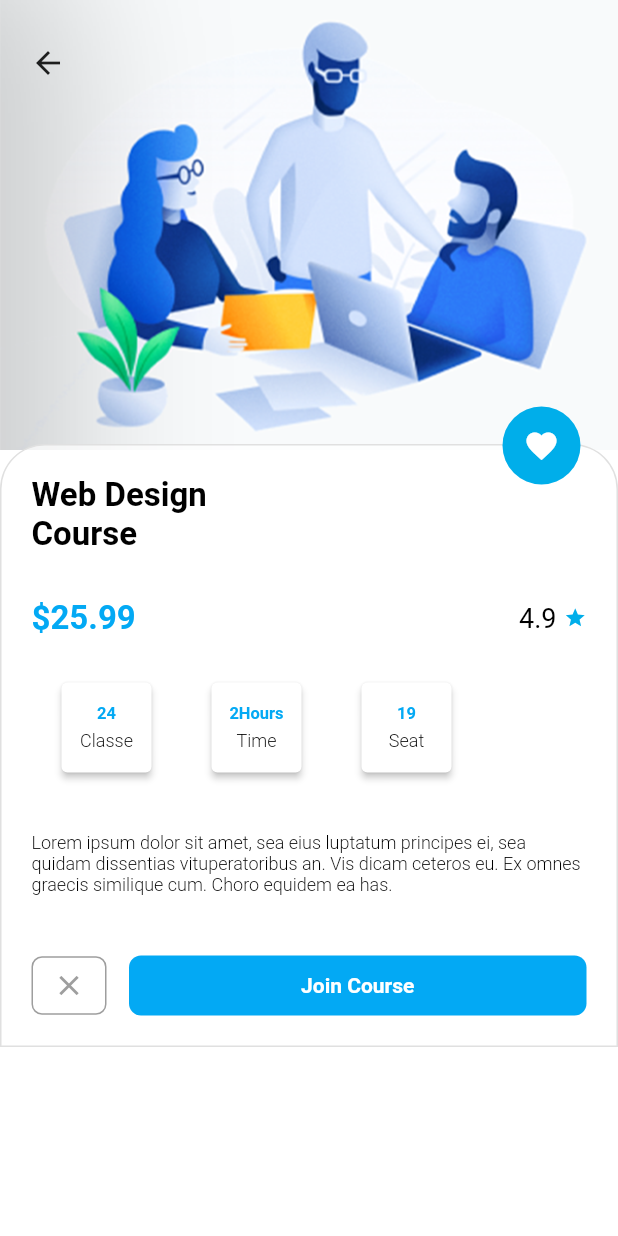
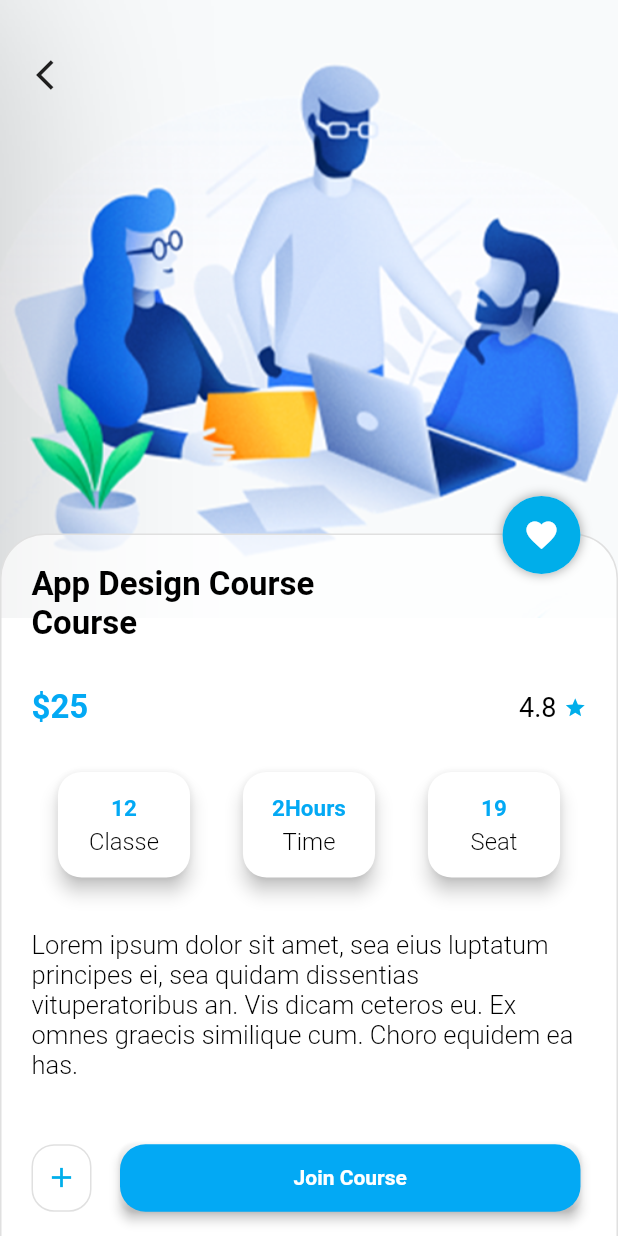
Before and after one commit to mohamedsamirmohamedsalem/ui_task, a Flutter app: the screen it shows after launch, after a tap on "App Design Course", on a phone screen of 412 x 824 dp. Run offline on Flutter 3.47's test engine with Material 2 defaults, Android fonts, the phone set to English and light mode, and no system bars.

Commit message:
Fix course details issues

```diff
--- a/lib/CourseDesign/view/Widget/category_collection_view.dart
+++ b/lib/CourseDesign/view/Widget/category_collection_view.dart
@@ -15,7 +15,8 @@ class CategoryItem extends StatelessWidget {
         padding: EdgeInsets.only(
             top: DIMEN_5, bottom: DIMEN_5, right: DIMEN_8, left: DIMEN_8),
         child: GestureDetector(
-          onTap: () => navigateToCourseDetailsScreen(context: context),
+          onTap: () =>
+              navigateToCourseDetailsScreen(context: context, cat: cat),
           child: Container(
               width: MediaQuery.of(context).size.width / 1.6,
               child: Stack(children: [
@@ -128,8 +129,8 @@ class CategoryItem extends StatelessWidget {
         ));
   }
 
-  void navigateToCourseDetailsScreen({BuildContext context}) {
-    Navigator.push(
-        context, MaterialPageRoute(builder: (context) => CourseCardDetails()));
+  void navigateToCourseDetailsScreen({BuildContext context, Category cat}) {
+    Navigator.push(context,
+        MaterialPageRoute(builder: (context) => CourseCardDetails(cat: cat)));
   }
 }
--- a/lib/CourseDesign/view/Widget/popular_course_view.dart
+++ b/lib/CourseDesign/view/Widget/popular_course_view.dart
@@ -12,7 +12,7 @@ class PopularCourse extends StatelessWidget {
   @override
   Widget build(BuildContext context) {
     return GestureDetector(
-        onTap: () => navigateToCourseDetailsScreen(context: context),
+        onTap: () => navigateToCourseDetailsScreen(context: context, cat: cat),
         child: Padding(
             padding: EdgeInsets.only(
                 top: DIMEN_0, bottom: DIMEN_16, right: DIMEN_8, left: DIMEN_8),
@@ -84,8 +84,8 @@ class PopularCourse extends StatelessWidget {
             ])));
   }
 
-  void navigateToCourseDetailsScreen({BuildContext context}) {
-    Navigator.push(
-        context, MaterialPageRoute(builder: (context) => CourseCardDetails()));
+  void navigateToCourseDetailsScreen({BuildContext context, Category cat}) {
+    Navigator.push(context,
+        MaterialPageRoute(builder: (context) => CourseCardDetails(cat: cat)));
   }
 }
--- a/lib/CourseDesignDetails/view/CourseCardDetails.dart
+++ b/lib/CourseDesignDetails/view/CourseCardDetails.dart
@@ -1,22 +1,25 @@
 import 'package:flutter/cupertino.dart';
 import 'package:flutter/material.dart';
+import 'package:ui_task/CourseDesign/model/category.dart';
 import 'package:ui_task/resources/Dimens.dart';
 import 'package:ui_task/resources/colors.dart';
 import 'package:ui_task/resources/constants.dart';
-import 'package:ui_task/resources/images.dart';
 import 'package:ui_task/resources/strings.dart';
 import 'package:ui_task/resources/styles.dart';
 
 class CourseCardDetails extends StatelessWidget {
 // MARK:- UI Layer
+  final Category cat;
+  CourseCardDetails({this.cat});
+
   @override
   Widget build(BuildContext context) {
     return Container(
         height: MediaQuery.of(context).size.height,
         color: WHITE,
         child: Stack(alignment: Alignment.topLeft, children: [
-          buildTopImage(context: context),
-          buildBottomSection(),
+          buildTopImage(context: context, webImage: 'assets/webInterFace.png'),
+          buildBottomSection(context: context),
           buildBackButton(context: context),
         ]));
   }
@@ -26,8 +29,8 @@ class CourseCardDetails extends StatelessWidget {
       onTap: () => back(context: context),
       child: Container(
           padding:
-              EdgeInsets.symmetric(horizontal: DIMEN_20, vertical: DIMEN_30),
-          child: Icon(Icons.arrow_back)),
+              EdgeInsets.symmetric(horizontal: DIMEN_24, vertical: DIMEN_38),
+          child: Icon(Icons.arrow_back_ios)),
     );
   }
 
@@ -35,47 +38,48 @@ class CourseCardDetails extends StatelessWidget {
     Navigator.pop(context);
   }
 
-  Container buildTopImage({BuildContext context}) {
+  Container buildTopImage({BuildContext context, String webImage}) {
     return Container(
         color: WHITE,
+        height: MediaQuery.of(context).size.height / 2,
         child: Image(
-          height: 300,
           fit: BoxFit.cover,
-          image: AssetImage(WEB_INTERFACE),
+          image: AssetImage(webImage),
           width: MediaQuery.of(context).size.width,
         ));
   }
 
-  Widget buildBottomSection() {
+  Widget buildBottomSection({BuildContext context}) {
     return SingleChildScrollView(
         child: Container(
             color: TRANSPARENT,
-            padding: EdgeInsets.only(top: 270),
+            padding:
+                EdgeInsets.only(top: MediaQuery.of(context).size.height / 2.5),
             child: Stack(alignment: Alignment.topLeft, children: <Widget>[
               Container(
                 margin: EdgeInsets.only(top: DIMEN_26),
                 padding:
                     EdgeInsets.fromLTRB(DIMEN_20, DIMEN_20, DIMEN_20, DIMEN_0),
                 decoration: kBoxDecorationSide20,
-                child: buildListOfDetails(),
+                child: buildListOfDetails(context),
               ),
               buildFavoriteCircleAvatar(),
             ])));
   }
 
-  Widget buildListOfDetails() {
+  Widget buildListOfDetails(context) {
     return Column(
         mainAxisAlignment: MainAxisAlignment.start,
         crossAxisAlignment: CrossAxisAlignment.start,
         mainAxisSize: MainAxisSize.max,
         children: <Widget>[
-          buildSingleText(text: webDesign, style: kMainHeaderBlackTextStyle),
+          buildSingleText(text: cat.title, style: kMainHeaderBlackTextStyle),
           buildSingleText(text: course, style: kMainHeaderBlackTextStyle),
           moneyAndRatingRow(),
           buildCourseDetailsCard(),
           buildSingleText(
-              text: courseDetailsText, style: ksubHeaderBlackTextStyle),
-          buildBottomButtons(),
+              text: courseDetailsText, style: ksubDesBlackTextStyle),
+          buildBottomButtons(context),
         ]);
   }
 
@@ -88,13 +92,25 @@ class CourseCardDetails extends StatelessWidget {
         alignment: Alignment.topRight,
         child: Padding(
             padding: EdgeInsets.only(right: DIMEN_25, top: DIMEN_1),
+            child: Container(
+              decoration: BoxDecoration(
+                color: Colors.white,
+                shape: BoxShape.circle,
+                boxShadow: [
+                  BoxShadow(
+                    blurRadius: 6,
+                    color: Colors.grey,
+                  )
+                ],
+              ),
               child: CircleAvatar(
                   backgroundColor: LIGHT_BLUE,
                   radius: DIMEN_26,
                   child: Icon(
                     Icons.favorite,
                     color: WHITE,
-                ))));
+                  )),
+            )));
   }
 
   Padding moneyAndRatingRow() {
@@ -105,13 +121,17 @@ class CourseCardDetails extends StatelessWidget {
             crossAxisAlignment: CrossAxisAlignment.center,
             mainAxisSize: MainAxisSize.max,
             children: <Widget>[
-              buildSingleText(text: cost, style: kMainHeaderBlueTextStyle),
+              buildSingleText(
+                  text: "\$${cat.money.toString()}",
+                  style: kMainHeaderBlueTextStyle),
               Row(
                   mainAxisAlignment: MainAxisAlignment.start,
                   crossAxisAlignment: CrossAxisAlignment.center,
                   mainAxisSize: MainAxisSize.max,
                   children: <Widget>[
-                    buildSingleText(text: rating, style: kmeduimBlackTextStyle),
+                    buildSingleText(
+                        text: cat.rating.toString(),
+                        style: kmeduimBlackTextStyle),
                     SizedBox(width: DIMEN_5),
                     Icon(
                       Icons.star,
@@ -126,10 +146,12 @@ class CourseCardDetails extends StatelessWidget {
     return Card(
         color: WHITE,
         margin: EdgeInsets.fromLTRB(DIMEN_20, DIMEN_0, DIMEN_20, DIMEN_40),
-        elevation: DIMEN_2,
+        shape:
+            RoundedRectangleBorder(borderRadius: BorderRadius.circular(18.0)),
+        elevation: DIMEN_5,
         child: Container(
-            width: DIMEN_60,
-            height: DIMEN_60,
+            width: 100,
+            height: 80,
             child: Column(
                 mainAxisAlignment: MainAxisAlignment.center,
                 crossAxisAlignment: CrossAxisAlignment.center,
@@ -149,15 +171,17 @@ class CourseCardDetails extends StatelessWidget {
             crossAxisAlignment: CrossAxisAlignment.center,
             mainAxisSize: MainAxisSize.max,
             children: <Widget>[
-          buildSingleCard(upText: "24", downText: classe),
+          buildSingleCard(upText: cat.lessonCount.toString(), downText: classe),
           buildSingleCard(upText: "2Hours", downText: time),
           buildSingleCard(upText: "19", downText: seat),
         ]));
   }
 
-  Widget buildBottomButtons() {
-    return Padding(
-        padding: EdgeInsets.only(top: DIMEN_40, bottom: DIMEN_20),
+  Widget buildBottomButtons(context) {
+    return Container(
+        padding: EdgeInsets.only(top: DIMEN_20, bottom: DIMEN_20),
+        child: Container(
+          height: DIMEN_90,
           child: Row(
               mainAxisAlignment: MainAxisAlignment.start,
               crossAxisAlignment: CrossAxisAlignment.center,
@@ -165,22 +189,31 @@ class CourseCardDetails extends StatelessWidget {
               children: <Widget>[
                 GestureDetector(
                     child: Container(
-                      height: DIMEN_39,
-                      width: DIMEN_50,
+                        height: DIMEN_45,
+                        width: DIMEN_40,
                         decoration: kBoxDecorationGreyBorder,
                         child: Center(
-                          child:
-                              Icon(Icons.clear, color: GREY, size: DIMEN_22)))),
+                            child: Icon(Icons.add,
+                                color: LIGHT_BLUE, size: DIMEN_22)))),
                 SizedBox(width: DIMEN_15),
                 Expanded(
+                  child: Card(
+                    elevation: 3.0,
+                    shape: RoundedRectangleBorder(
+                      borderRadius: BorderRadius.circular(10.0),
+                    ),
+                    color: Colors.transparent,
                     child: GestureDetector(
                         child: Container(
-                height: DIMEN_40,
+                      height: DIMEN_45,
                       decoration: kBoxDecorationAllSide8,
                       child: Center(
                           child: buildSingleText(
                               text: joinCourseText, style: kButtonTextStyle)),
-              )))
-            ]));
+                    )),
+                  ),
+                )
+              ]),
+        ));
   }
 }
--- a/lib/resources/constants.dart
+++ b/lib/resources/constants.dart
@@ -22,10 +22,10 @@ BoxDecoration kBoxDecorationSide20 = BoxDecoration(
 
 BoxDecoration kBoxDecorationAllSide8 = BoxDecoration(
   color: Colors.lightBlue,
-  borderRadius: BorderRadius.all(Radius.circular(DIMEN_8)),
+  borderRadius: BorderRadius.all(Radius.circular(DIMEN_17)),
 );
 
 BoxDecoration kBoxDecorationGreyBorder = BoxDecoration(
-  border: Border.all(color: Colors.grey),
-  borderRadius: BorderRadius.all(Radius.circular(DIMEN_7)),
+  border: Border.all(color: Colors.black12),
+  borderRadius: BorderRadius.all(Radius.circular(DIMEN_15)),
 );
--- a/lib/resources/styles.dart
+++ b/lib/resources/styles.dart
@@ -22,7 +22,15 @@ TextStyle kMainHeaderBlueTextStyle = TextStyle(
 
 TextStyle ksubHeaderBlackTextStyle = TextStyle(
   color: Colors.black,
-  fontSize: DIMEN_12,
+  fontSize: DIMEN_18,
+  fontWeight: FontWeight.w300,
+  fontFamily: "Roboto",
+  decoration: TextDecoration.none,
+);
+
+TextStyle ksubDesBlackTextStyle = TextStyle(
+  color: Colors.black,
+  fontSize: DIMEN_17,
   fontWeight: FontWeight.w300,
   fontFamily: "Roboto",
   decoration: TextDecoration.none,
@@ -38,7 +46,7 @@ TextStyle kmeduimBlackTextStyle = TextStyle(
 
 TextStyle ksubHeaderBlueTextStyle = TextStyle(
   color: Colors.lightBlue,
-  fontSize: DIMEN_11,
+  fontSize: DIMEN_17,
   fontWeight: FontWeight.w600,
   fontFamily: "Roboto",
   decoration: TextDecoration.none,
```
Lines whose indentation alone changed are shown as unchanged.
